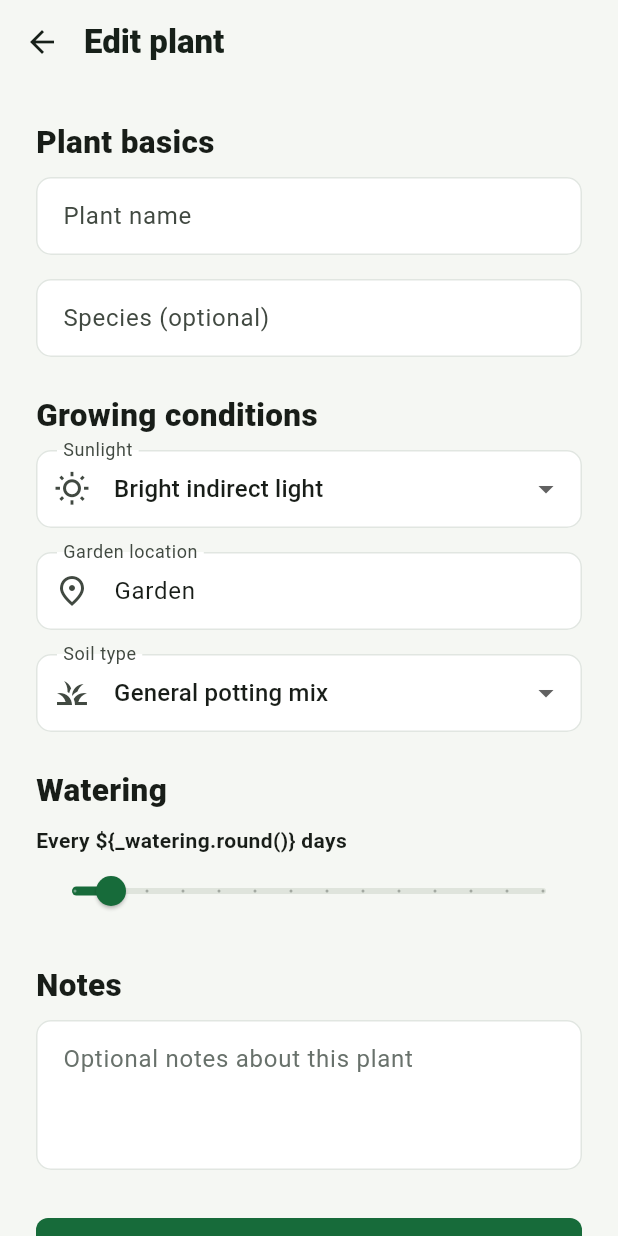
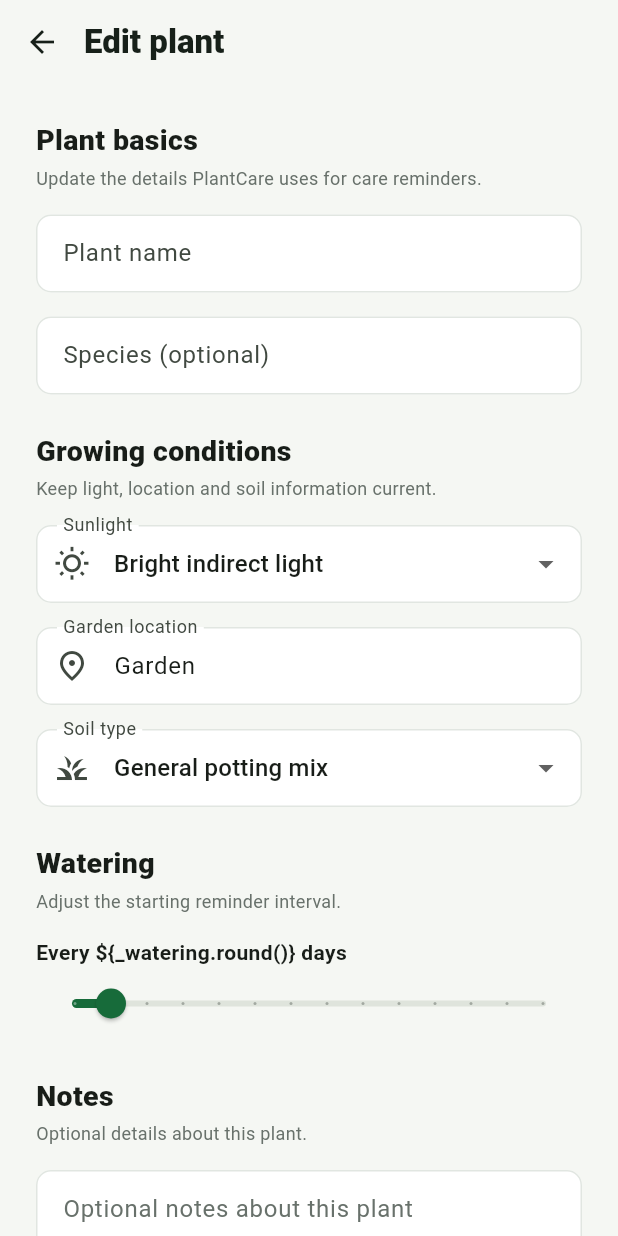
Before and after one commit to antony916/plant-disease-detection-cnn, a Flutter app: the EditPlantScreen screen opened directly with empty values, on a phone screen of 412 x 824 dp. Run offline on Flutter 3.47's test engine with Material 3 defaults, Android fonts, the phone set to English and light mode, and no system bars; our stand-ins replace firebase_core, firebase_messaging, supabase_flutter; accounts and stored records are empty.

Commit message:
redesign: polish plant forms

```diff
--- a/mobile/lib/features/garden/edit_plant_screen.dart
+++ b/mobile/lib/features/garden/edit_plant_screen.dart
@@ -68,7 +68,7 @@ class _EditPlantScreenState extends State<EditPlantScreen> {
       await AppServices.garden.updatePlant(updated);
       if (!mounted) return;
       ScaffoldMessenger.of(context).showSnackBar(
-        SnackBar(content: Text('\${updated.name} updated.')),
+        SnackBar(content: Text('${updated.name} updated.')),
       );
       Navigator.pushReplacementNamed(context, AppRouter.plant,
           arguments: updated.name);
@@ -76,7 +76,7 @@ class _EditPlantScreenState extends State<EditPlantScreen> {
       if (!mounted) return;
       setState(() => _saving = false);
       ScaffoldMessenger.of(context).showSnackBar(
-        SnackBar(content: Text('Could not save changes: \$error')),
+        SnackBar(content: Text('Could not save changes: $error')),
       );
     }
   }
@@ -93,8 +93,7 @@ class _EditPlantScreenState extends State<EditPlantScreen> {
         child: ListView(
           padding: const EdgeInsets.all(PlantCareSpacing.lg),
           children: [
-            const Text('Plant basics',
-                style: TextStyle(fontSize: 21, fontWeight: FontWeight.w800)),
+            const _FormSection(title: 'Plant basics', subtitle: 'Update the details PlantCare uses for care reminders.'),
             const SizedBox(height: PlantCareSpacing.sm),
             TextFormField(
               controller: _name,
@@ -112,8 +111,7 @@ class _EditPlantScreenState extends State<EditPlantScreen> {
                   const InputDecoration(labelText: 'Species (optional)'),
             ),
             const SizedBox(height: PlantCareSpacing.lg),
-            const Text('Growing conditions',
-                style: TextStyle(fontSize: 21, fontWeight: FontWeight.w800)),
+            const _FormSection(title: 'Growing conditions', subtitle: 'Keep light, location and soil information current.'),
             const SizedBox(height: PlantCareSpacing.sm),
             DropdownButtonFormField<String>(
               initialValue: _sunlight,
@@ -167,8 +165,7 @@ class _EditPlantScreenState extends State<EditPlantScreen> {
               },
             ),
             const SizedBox(height: PlantCareSpacing.lg),
-            const Text('Watering',
-                style: TextStyle(fontSize: 21, fontWeight: FontWeight.w800)),
+            const _FormSection(title: 'Watering', subtitle: 'Adjust the starting reminder interval.'),
             const SizedBox(height: PlantCareSpacing.sm),
             Text('Every \${_watering.round()} days',
                 style: const TextStyle(fontWeight: FontWeight.w700)),
@@ -181,8 +178,7 @@ class _EditPlantScreenState extends State<EditPlantScreen> {
               onChanged: (value) => setState(() => _watering = value),
             ),
             const SizedBox(height: PlantCareSpacing.lg),
-            const Text('Notes',
-                style: TextStyle(fontSize: 21, fontWeight: FontWeight.w800)),
+            const _FormSection(title: 'Notes', subtitle: 'Optional details about this plant.'),
             const SizedBox(height: PlantCareSpacing.sm),
             TextField(
               controller: _notes,
@@ -208,3 +204,20 @@ class _EditPlantScreenState extends State<EditPlantScreen> {
     );
   }
 }
+
+
+class _FormSection extends StatelessWidget {
+  final String title;
+  final String subtitle;
+  const _FormSection({required this.title, required this.subtitle});
+  @override
+  Widget build(BuildContext context) => Column(
+    crossAxisAlignment: CrossAxisAlignment.start,
+    children: [
+      Text(title, style: const TextStyle(fontSize: 19, fontWeight: FontWeight.w900)),
+      const SizedBox(height: 3),
+      Text(subtitle, style: const TextStyle(color: PlantCareColors.muted, fontSize: 12)),
+      const SizedBox(height: PlantCareSpacing.sm),
+    ],
+  );
+}
```
